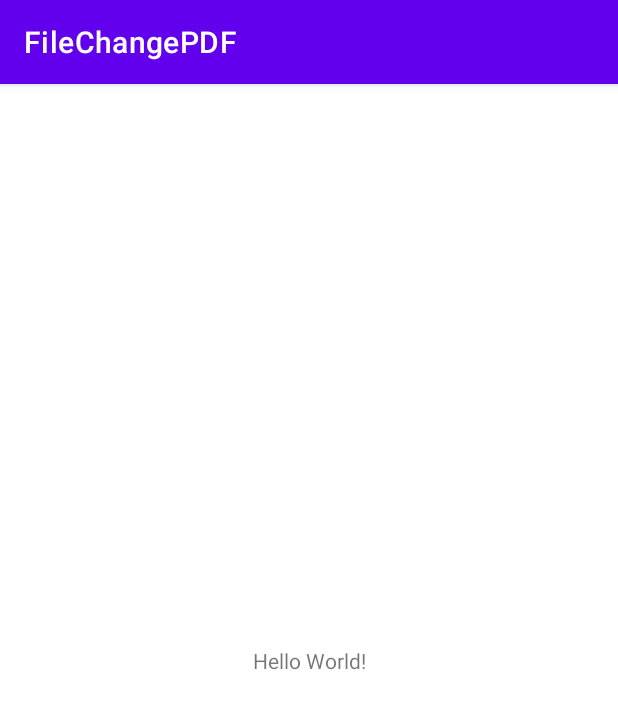
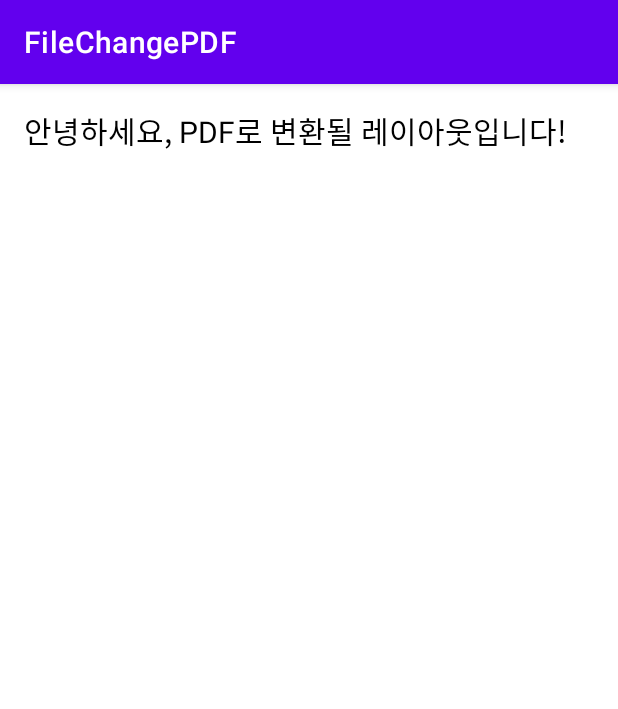
Before and after one commit to JeongMango/PDF_File_Convert, an Android app: the screen it shows after launch (MainActivity), on a phone screen of 412 x 824 dp. Shown: the top 709 px of the screen. Run offline under Robolectric (Android 15) with nearby library versions, the phone set to English and light mode, and no system bars; libraries missing offline, so code that uses them is left out: com.itextpdf.text.

Commit message:
[2023-07-26] 틀 수정중 에러 발생

```diff
--- a/app/src/main/AndroidManifest.xml
+++ b/app/src/main/AndroidManifest.xml
@@ -1,6 +1,8 @@
 <?xml version="1.0" encoding="utf-8"?>
+
 <manifest xmlns:android="http://schemas.android.com/apk/res/android"
     xmlns:tools="http://schemas.android.com/tools">
+    <uses-permission android:name="android.permission.MANAGE_EXTERNAL_STORAGE"/>
 
     <application
         android:allowBackup="true"
--- a/app/src/main/res/layout/activity_main.xml
+++ b/app/src/main/res/layout/activity_main.xml
@@ -1,18 +1,15 @@
-<?xml version="1.0" encoding="utf-8"?>
-<androidx.constraintlayout.widget.ConstraintLayout xmlns:android="http://schemas.android.com/apk/res/android"
-    xmlns:app="http://schemas.android.com/apk/res-auto"
-    xmlns:tools="http://schemas.android.com/tools"
+<LinearLayout xmlns:android="http://schemas.android.com/apk/res/android"
+    android:id="@+id/parentLayout"
     android:layout_width="match_parent"
     android:layout_height="match_parent"
-    tools:context=".MainActivity">
+    android:orientation="vertical"
+    android:padding="16dp">
 
     <TextView
         android:layout_width="wrap_content"
         android:layout_height="wrap_content"
-        android:text="Hello World!"
-        app:layout_constraintBottom_toBottomOf="parent"
-        app:layout_constraintEnd_toEndOf="parent"
-        app:layout_constraintStart_toStartOf="parent"
-        app:layout_constraintTop_toTopOf="parent" />
+        android:text="안녕하세요, PDF로 변환될 레이아웃입니다!"
+        android:textColor="#000000"
+        android:textSize="20sp" />
 
-</androidx.constraintlayout.widget.ConstraintLayout>
+</LinearLayout>
```
Also changed, not shown: app/src/main/java/com/example/filechangepdf/MainActivity.kt (+90 -23 lines).
